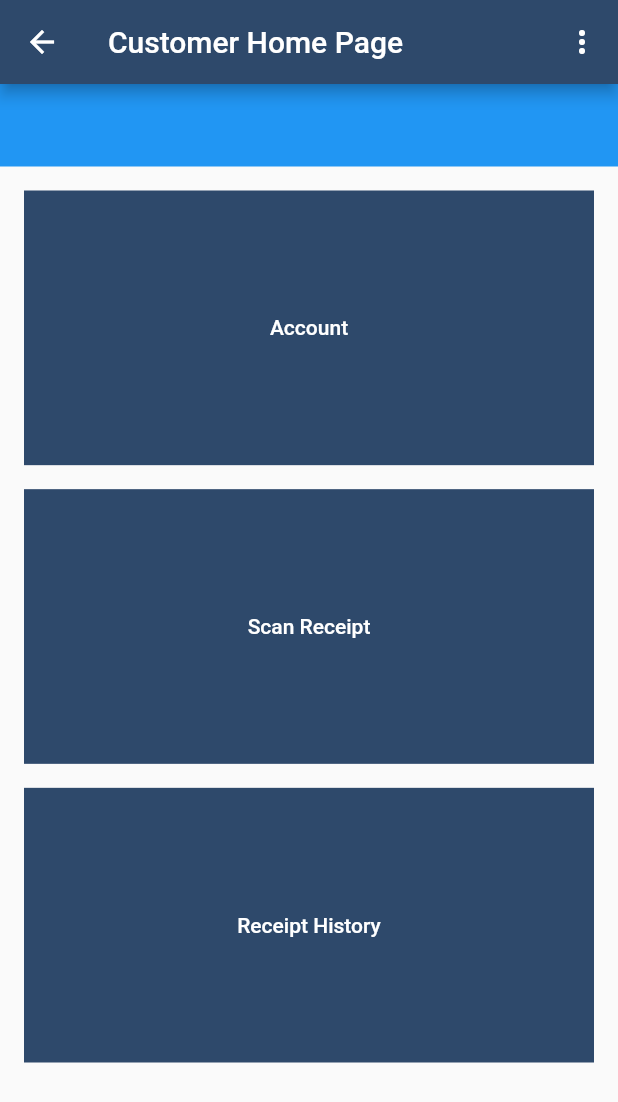
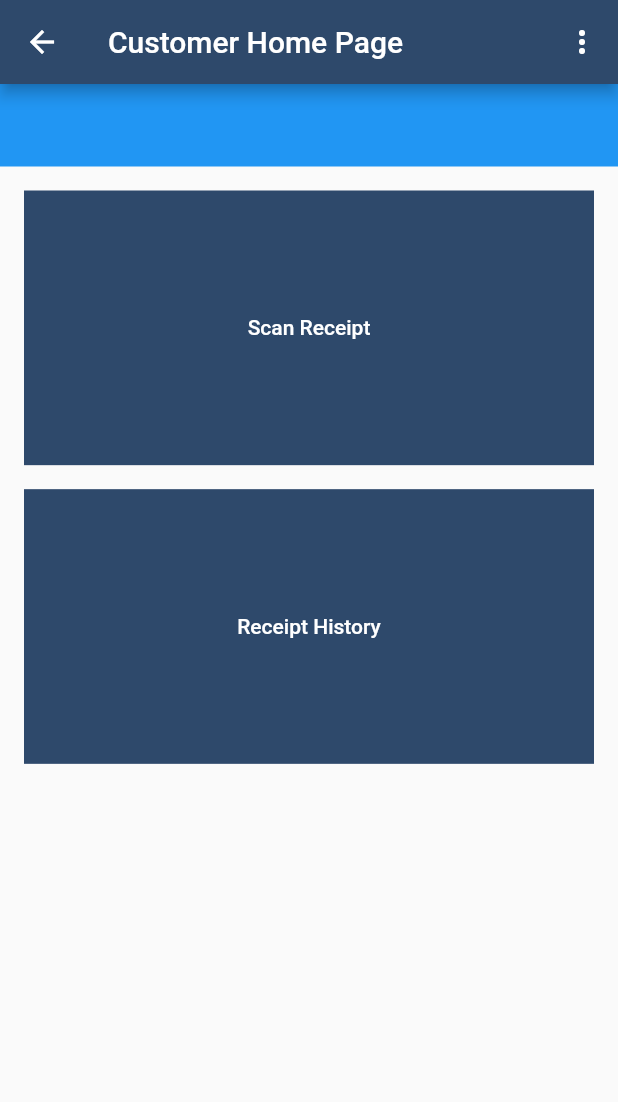
Before and after one commit to brysonmacduff/Flutter_QR_Code_App, a Flutter app: the CustomerHomePage screen opened directly, on a phone screen of 412 x 824 dp. Shown: the top 1102 px of the screen. Run offline on Flutter 3.47's test engine with Material 2 defaults, Android fonts, the phone set to English and light mode, and no system bars; our stand-ins replace barcode_widget, date_field, pdf, printing; missing offline and left inert: barcode, barcode_image, dart:ffi, flutter_barcode_scanner, mysql1, qr_code_scanner and 1 more; project files that could hold a hidden picture were left out.

Commit message:
removed account pages

```diff
--- a/lib/customer_home.dart
+++ b/lib/customer_home.dart
@@ -75,8 +75,6 @@ class _CustomerHomePageState extends State<CustomerHomePage> {
     }
     showAlertDialog(context);
   }
-
-  void loadCustomerAccountPage() {}
 
   void loadReceiptHistoryPage() {
     Navigator.push(
@@ -191,19 +189,6 @@ class _CustomerHomePageState extends State<CustomerHomePage> {
                   height: MediaQuery.of(context).size.height / 4.5,
                   color: Utility.getBackGroundColor(),
                   child: TextButton(
-                    onPressed: loadCustomerAccountPage,
-                    child: const Text(
-                      "Account",
-                      style: TextStyle(color: Colors.white),
-                    ),
-                  ),
-                ),
-                Container(
-                  margin: const EdgeInsets.all(8),
-                  width: MediaQuery.of(context).size.width,
-                  height: MediaQuery.of(context).size.height / 4.5,
-                  color: Utility.getBackGroundColor(),
-                  child: TextButton(
                     onPressed: loadScanReceiptPage,
                     child: const Text(
                       "Scan Receipt",
```
Also changed, not shown: lib/merchant_home.dart (+0 -15 lines).
